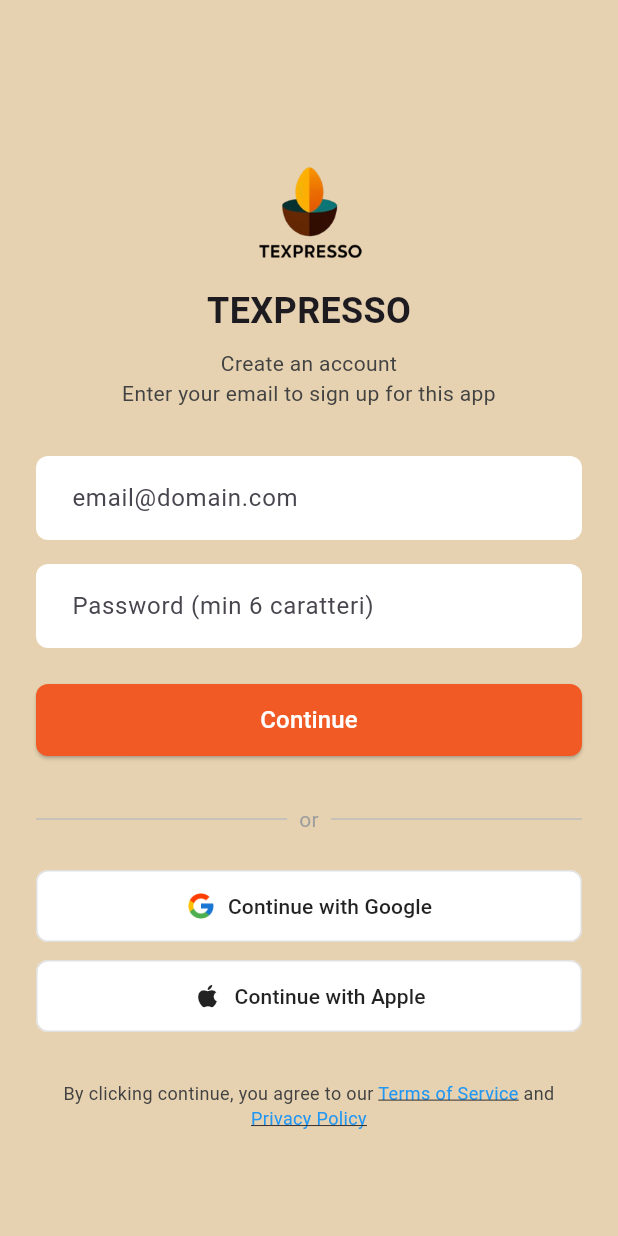
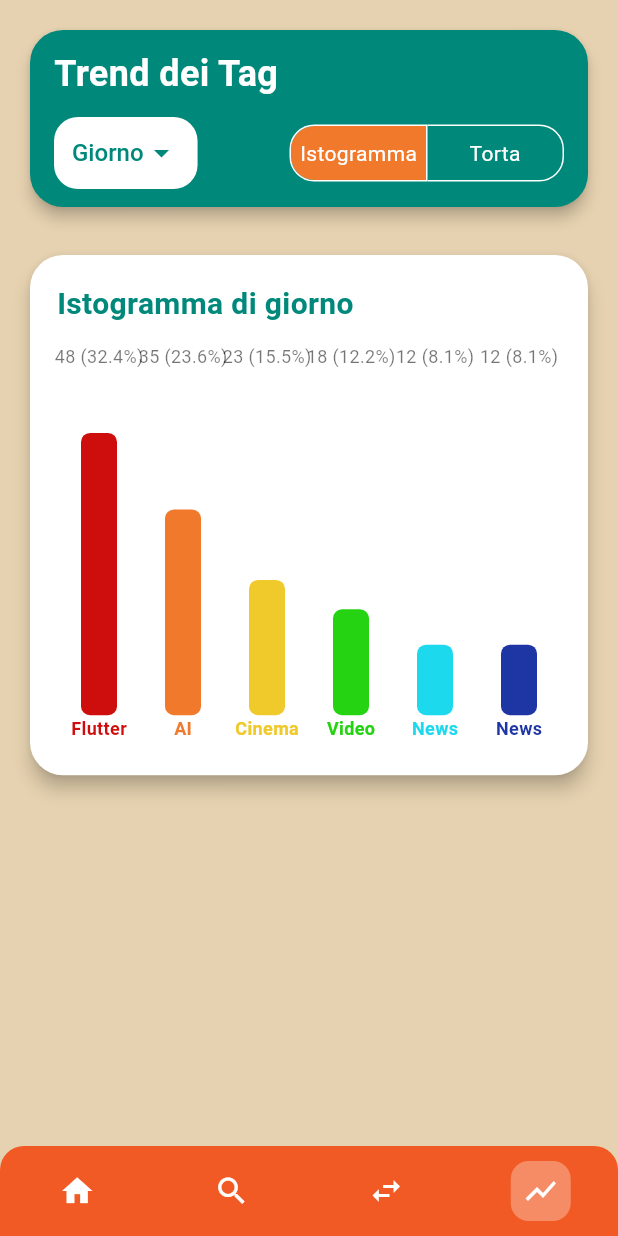
Before and after one commit to RiccardoMaffeis/texpresso, a Flutter app: the screen it shows after launch, on a phone screen of 412 x 824 dp. Run offline on Flutter 3.47's test engine with Material 3 defaults, Android fonts, the light colour scheme and no system bars; drawn by our look-alikes of fl_chart.

Commit message:
feat: add TrendsPage and integrate with BottomNavBarController

```diff
--- a/Code/lib/controller/BottomNavBarController.dart
+++ b/Code/lib/controller/BottomNavBarController.dart
@@ -1,8 +1,10 @@
 import 'package:flutter/material.dart';
+
 
 // Importa qui tutte le tue pagine
 import '../views/home_screen.dart';
 import '../views/search_screen.dart';
+import '../views/trends_screen.dart';
 // ...altre pagine
 
 class BottomNavBarController extends ChangeNotifier {
@@ -15,8 +17,8 @@ class BottomNavBarController extends ChangeNotifier {
   final List<Widget> _pages = [
     HomePage(),
     SearchPage(),
-    Placeholder(), // Sostituisci con la tua pagina 3
     Placeholder(), // Sostituisci con la tua pagina 4
+    TrendsPage(),
   ];
 
   int get selectedIndex => _selectedIndex;
--- a/Code/lib/main.dart
+++ b/Code/lib/main.dart
@@ -2,6 +2,8 @@ import 'package:flutter/material.dart';
 import 'package:texpresso/views/home_screen.dart';
 import 'package:texpresso/views/login_screen.dart';
 import 'package:texpresso/views/search_screen.dart';
+import 'package:texpresso/views/trends_screen.dart';
+
 
 void main() => runApp(const MyApp());
 
@@ -15,7 +17,7 @@ class MyApp extends StatelessWidget {
       theme: ThemeData(
         primarySwatch: Colors.red,
       ),
-      home: const LoginScreen(),
+      home: const TrendsPage(),
     );
   }
 }
--- /dev/null
+++ b/Code/lib/views/trends_screen.dart
@@ -0,0 +1,346 @@
+// lib/views/trends_page.dart
+
+import 'package:flutter/material.dart';
+import 'package:fl_chart/fl_chart.dart';
+import '../views/BottomNavBar.dart';
+import '../controller/BottomNavBarController.dart';
+
+class TrendsPage extends StatefulWidget {
+  const TrendsPage({Key? key}) : super(key: key);
+
+  @override
+  State<TrendsPage> createState() => _TrendsPageState();
+}
+
+class _TrendsPageState extends State<TrendsPage> {
+  final BottomNavBarController _navController = BottomNavBarController(
+    initialIndex: 3,
+  );
+
+  final Map<String, List<Map<String, dynamic>>> _trends = {
+    'Giorno': [
+      {'tag': 'Flutter', 'count': 48},
+      {'tag': 'AI', 'count': 35},
+      {'tag': 'Cinema', 'count': 23},
+      {'tag': 'Video', 'count': 18},
+      {'tag': 'News', 'count': 12},
+      {'tag': 'News', 'count': 12},
+    ],
+    'Mese': [
+      {'tag': 'Flutter', 'count': 600},
+      {'tag': 'AI', 'count': 480},
+      {'tag': 'Cinema', 'count': 310},
+      {'tag': 'Video', 'count': 230},
+      {'tag': 'News', 'count': 190},
+    ],
+    'Anno': [
+      {'tag': 'Video', 'count': 980},
+      {'tag': 'News', 'count': 870},
+      {'tag': 'News', 'count': 12},
+    ],
+  };
+
+  String _selectedPeriod = 'Giorno';
+  bool _isBarChart = true;
+
+  final List<Color> _barColors = [
+    const Color.fromARGB(255, 206, 13, 13),
+    const Color(0xFFF0792B),
+    const Color.fromARGB(255, 240, 201, 43),
+    const Color.fromARGB(255, 38, 211, 19),
+    const Color.fromARGB(255, 29, 217, 238),
+    const Color.fromARGB(255, 30, 54, 163),
+  ];
+
+  final List<Color> _pieColors = [
+    const Color.fromARGB(255, 206, 13, 13),
+    const Color(0xFFF0792B),
+    const Color.fromARGB(255, 240, 201, 43),
+    const Color.fromARGB(255, 38, 211, 19),
+    const Color.fromARGB(255, 29, 217, 238),
+    const Color.fromARGB(255, 30, 54, 163),
+  ];
+
+  @override
+  void dispose() {
+    _navController.dispose();
+    super.dispose();
+  }
+
+  @override
+  Widget build(BuildContext context) {
+    final trends = _trends[_selectedPeriod]!;
+    final total = trends.fold<int>(
+      0,
+      (sum, item) => sum + (item['count'] as int),
+    );
+    final maxValue =
+        trends
+            .map((e) => e['count'] as int)
+            .reduce((a, b) => a > b ? a : b)
+            .toDouble();
+    final screenHeight = MediaQuery.of(context).size.height;
+
+    return Scaffold(
+      backgroundColor: const Color(0xFFE6D2B0),
+      body: SafeArea(
+        child: Column(
+          children: [
+            // Header: verde acqua e testo bianco, selezioni arancioni
+            Padding(
+              padding: const EdgeInsets.all(16.0),
+              child: Card(
+                color: const Color(0xFF00897B),
+                shape: RoundedRectangleBorder(
+                  borderRadius: BorderRadius.circular(22),
+                ),
+                elevation: 4,
+                child: Padding(
+                  padding: const EdgeInsets.symmetric(
+                    horizontal: 16.0,
+                    vertical: 12.0,
+                  ),
+                  child: Column(
+                    crossAxisAlignment: CrossAxisAlignment.start,
+                    children: [
+                      const Text(
+                        'Trend dei Tag',
+                        style: TextStyle(
+                          fontSize: 24,
+                          fontWeight: FontWeight.bold,
+                          color: Colors.white,
+                        ),
+                      ),
+                      const SizedBox(height: 12),
+                      Row(
+                        mainAxisAlignment: MainAxisAlignment.spaceBetween,
+                        children: [
+                          // Dropdown periodo bianco con testo acqua
+                          Container(
+                            height: 48,
+                            alignment: Alignment.center,
+                            decoration: BoxDecoration(
+                              color: Colors.white,
+                              borderRadius: BorderRadius.circular(16),
+                            ),
+                            padding: const EdgeInsets.symmetric(horizontal: 12),
+                            child: DropdownButton<String>(
+                              value: _selectedPeriod,
+                              dropdownColor: Colors.white,
+                              underline: const SizedBox(),
+                              style: const TextStyle(
+                                color: Color(0xFF00897B),
+                                fontSize: 16,
+                                fontWeight: FontWeight.w500,
+                              ),
+                              icon: const Icon(
+                                Icons.arrow_drop_down,
+                                color: Color(0xFF00897B),
+                              ),
+                              items:
+                                  _trends.keys
+                                      .map(
+                                        (e) => DropdownMenuItem(
+                                          value: e,
+                                          child: Text(
+                                            e,
+                                            style: const TextStyle(
+                                              color: Color(0xFF00897B),
+                                            ),
+                                          ),
+                                        ),
+                                      )
+                                      .toList(),
+                              onChanged:
+                                  (v) => setState(() => _selectedPeriod = v!),
+                            ),
+                          ),
+                          // Toggle tipo grafico bianco bordo acqua, selezione arancione
+                          ToggleButtons(
+                            borderRadius: BorderRadius.circular(16),
+                            borderColor: Colors.white,
+                            selectedBorderColor: Colors.white,
+                            fillColor: const Color(0xFFF0792B),
+                            selectedColor: Colors.white,
+                            color: Colors.white,
+                            constraints: const BoxConstraints(
+                              minHeight: 36,
+                              minWidth: 90,
+                            ),
+                            isSelected: [_isBarChart, !_isBarChart],
+                            onPressed:
+                                (i) => setState(() => _isBarChart = i == 0),
+                            children: const [Text('Istogramma'), Text('Torta')],
+                          ),
+                        ],
+                      ),
+                    ],
+                  ),
+                ),
+              ),
+            ),
+            // Grafico con altezza fissa e padding uniforme
+            SizedBox(
+              height: screenHeight * 0.45,
+              child: Padding(
+                padding: const EdgeInsets.symmetric(
+                  horizontal: 16.0,
+                  vertical: 8.0,
+                ),
+                child: Card(
+                  color: Colors.white,
+                  elevation: 5,
+                  shape: RoundedRectangleBorder(
+                    borderRadius: BorderRadius.circular(22),
+                  ),
+                  child: Padding(
+                    padding: const EdgeInsets.all(18.0),
+                    child: Column(
+                      crossAxisAlignment: CrossAxisAlignment.start,
+                      children: [
+                        Text(
+                          _isBarChart
+                              ? 'Istogramma di ${_selectedPeriod.toLowerCase()}'
+                              : 'Grafico a torta di ${_selectedPeriod.toLowerCase()}',
+                          style: const TextStyle(
+                            fontSize: 20,
+                            fontWeight: FontWeight.bold,
+                            color: Color(0xFF00897B),
+                          ),
+                        ),
+                        const SizedBox(height: 12),
+                        Expanded(
+                          child:
+                              _isBarChart
+                                  ? BarChart(
+                                    BarChartData(
+                                      alignment: BarChartAlignment.spaceAround,
+                                      borderData: FlBorderData(show: false),
+                                      titlesData: FlTitlesData(
+                                        leftTitles: AxisTitles(
+                                          sideTitles: SideTitles(
+                                            showTitles: false,
+                                          ),
+                                        ),
+                                        bottomTitles: AxisTitles(
+                                          sideTitles: SideTitles(
+                                            showTitles: true,
+                                            getTitlesWidget: (v, meta) {
+                                              final idx = v.toInt();
+                                              return idx < trends.length
+                                                  ? Text(
+                                                    trends[idx]['tag'],
+                                                    style: TextStyle(
+                                                      color:
+                                                          _barColors[idx %
+                                                              _barColors
+                                                                  .length],
+                                                      fontWeight:
+                                                          FontWeight.bold,
+                                                      fontSize: 12,
+                                                    ),
+                                                  )
+                                                  : const SizedBox.shrink();
+                                            },
+                                          ),
+                                        ),
+                                        topTitles: AxisTitles(
+                                          sideTitles: SideTitles(
+                                            showTitles: true,
+                                            getTitlesWidget: (v, meta) {
+                                              final idx = v.toInt();
+                                              if (idx < trends.length) {
+                                                final count =
+                                                    trends[idx]['count'] as int;
+                                                final percent = (count /
+                                                        total *
+                                                        100)
+                                                    .toStringAsFixed(1);
+                                                return Text(
+                                                  '$count ($percent%)',
+                                                  style: const TextStyle(
+                                                    color: Colors.black54,
+                                                    fontSize: 12,
+                                                  ),
+                                                );
+                                              }
+                                              return const SizedBox.shrink();
+                                            },
+                                          ),
+                                        ),
+                                        rightTitles: AxisTitles(
+                                          sideTitles: SideTitles(
+                                            showTitles: false,
+                                          ),
+                                        ),
+                                      ),
+                                      gridData: FlGridData(show: false),
+                                      maxY: maxValue * 1.2,
+                                      barGroups: List.generate(
+                                        trends.length,
+                                        (i) => BarChartGroupData(
+                                          x: i,
+                                          barRods: [
+                                            BarChartRodData(
+                                              toY:
+                                                  (trends[i]['count'] as int)
+                                                      .toDouble(),
+                                              color:
+                                                  _barColors[i %
+                                                      _barColors.length],
+                                              width: 24,
+                                              borderRadius:
+                                                  BorderRadius.circular(6),
+                                            ),
+                                          ],
+                                        ),
+                                      ),
+                                      barTouchData: BarTouchData(
+                                        enabled: false,
+                                      ),
+                                    ),
+                                  )
+                                  : PieChart(
+                                    PieChartData(
+                                      sectionsSpace: 4,
+                                      centerSpaceRadius: 40,
+                                      sections: List.generate(trends.length, (
+                                        i,
+                                      ) {
+                                        final count = trends[i]['count'] as int;
+                                        final percent = (count / total * 100)
+                                            .toStringAsFixed(1);
+                                        return PieChartSectionData(
+                                          value: count.toDouble(),
+                                          title:
+                                              '${trends[i]['tag']}\n$percent%',
+                                          radius: 60,
+                                          titleStyle: const TextStyle(
+                                            fontSize: 12,
+                                            fontWeight: FontWeight.bold,
+                                            color: Colors.white,
+                                          ),
+                                          color:
+                                              _pieColors[i % _pieColors.length],
+                                        );
+                                      }),
+                                    ),
+                                  ),
+                        ),
+                      ],
+                    ),
+                  ),
+                ),
+              ),
+            ),
+            const SizedBox(height: 16), // spazio sotto il grafico
+          ],
+        ),
+      ),
+      bottomNavigationBar: CustomBottomNavBar(
+        currentIndex: _navController.selectedIndex,
+        onTap: (idx) => _navController.changeTab(idx, context),
+      ),
+    );
+  }
+}
--- a/Code/pubspec.yaml
+++ b/Code/pubspec.yaml
@@ -30,13 +30,15 @@ environment:
 dependencies:
   flutter:
     sdk: flutter
+
   url_launcher: ^6.0.20
   # The following adds the Cupertino Icons font to your application.
   # Use with the CupertinoIcons class for iOS style icons.
   cupertino_icons: ^1.0.8
-  http: ^0.13.5
+  http: ^1.4.0
   webview_flutter: ^4.7.0
-
+  fl_chart: ^1.0.0
+fl_chart: ^0.64.0
 dev_dependencies:
   flutter_test:
     sdk: flutter
```
Also changed, not shown: Code/pubspec.lock.
